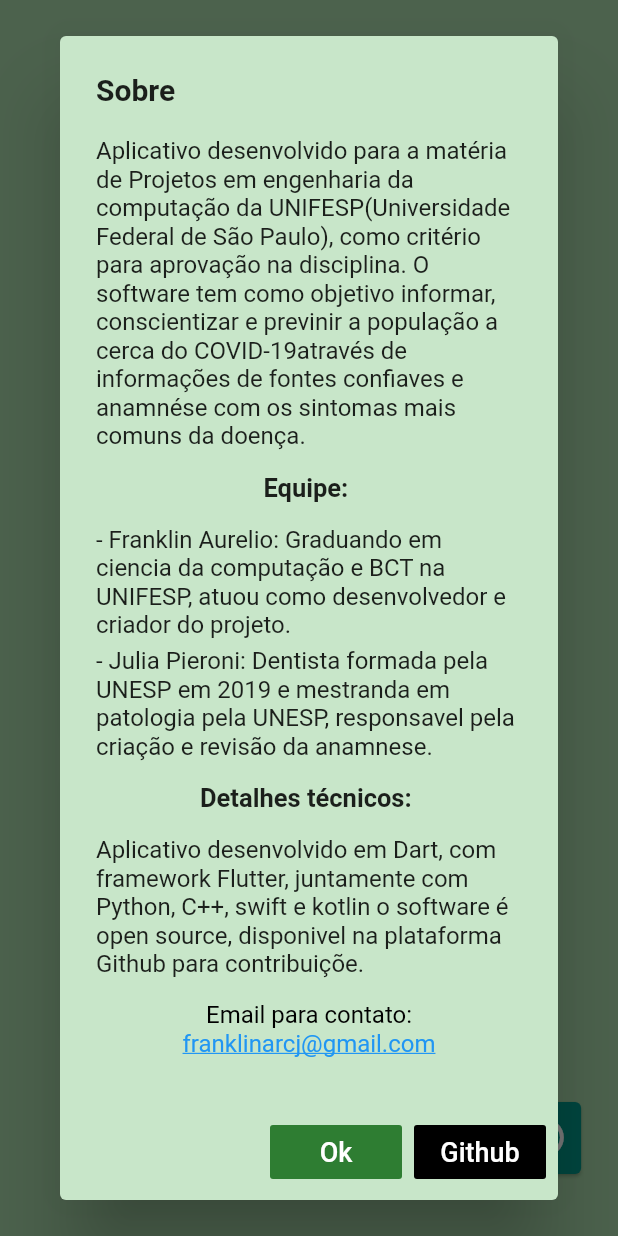
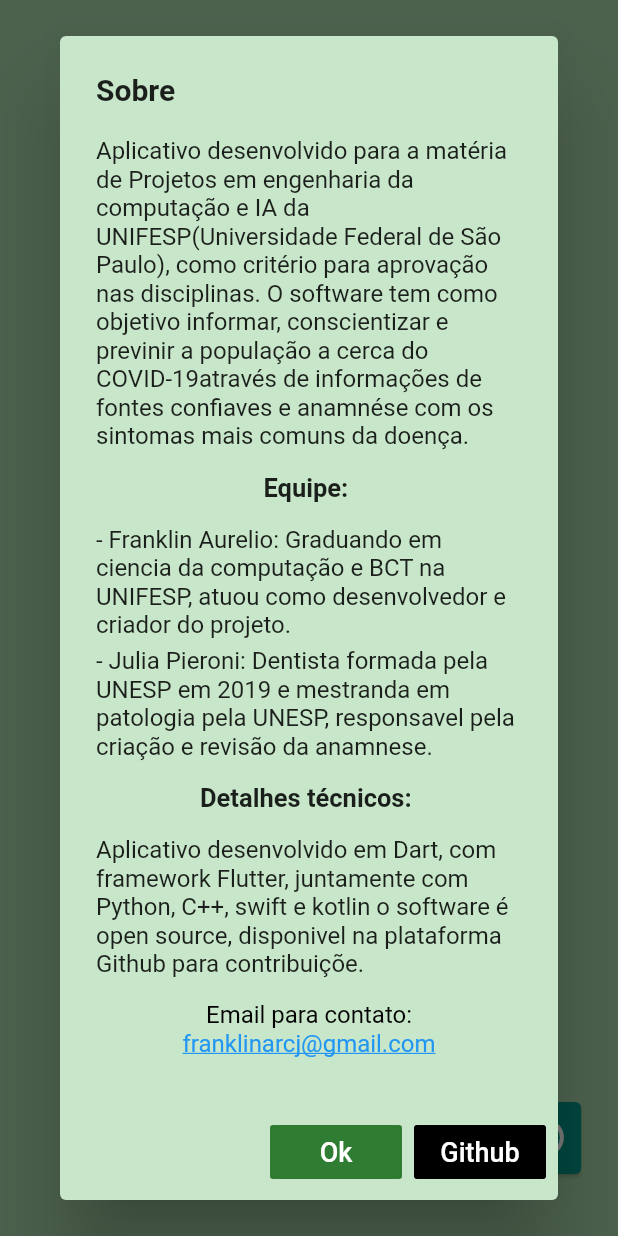
Before and after one commit to FranklinAurelio/Projetos_em_engenharia_da_computacao, a Flutter app: the screen it shows after launch, after a tap on the "info outline" icon, on a phone screen of 412 x 824 dp. Run offline on Flutter 3.47's test engine with Material 2 defaults, Android fonts, the light colour scheme and no system bars; our stand-ins replace geolocator.

Commit message:
APP: correção no popUp infos

```diff
--- a/covide_app/lib/widgets/popUpInfos.dart
+++ b/covide_app/lib/widgets/popUpInfos.dart
@@ -34,9 +34,9 @@ class _PopUpInfoState extends State<PopUpInfo> {
         child: Column(
           children: [
             Text(
-              'Aplicativo desenvolvido para a matéria de Projetos em engenharia da computação' +
+              'Aplicativo desenvolvido para a matéria de Projetos em engenharia da computação e IA' +
                   ' da UNIFESP(Universidade Federal de São Paulo)' +
-                  ', como critério para aprovação na disciplina.' +
+                  ', como critério para aprovação nas disciplinas.' +
                   ' O software tem como objetivo informar, conscientizar e previnir a população a cerca do COVID-19' +
                   'através de informações de fontes confiaves e anamnése com os sintomas mais comuns da doença.',
               style: TextStyle(
```
